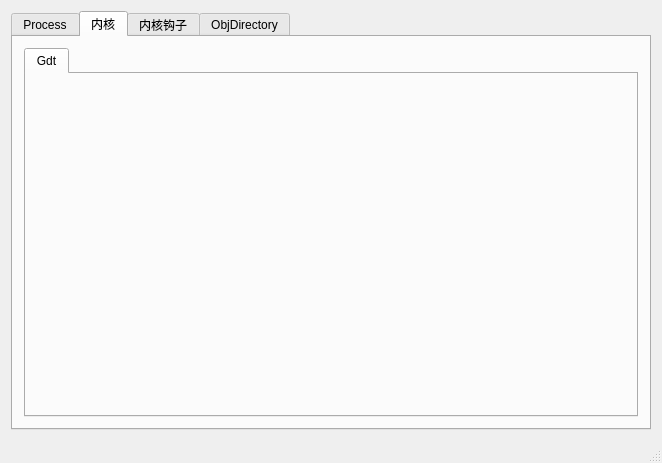
Before: the Qt Designer form OpenArk/ui/openark.ui in Qazwar/OpenArk-1, drawn with Qt 5.
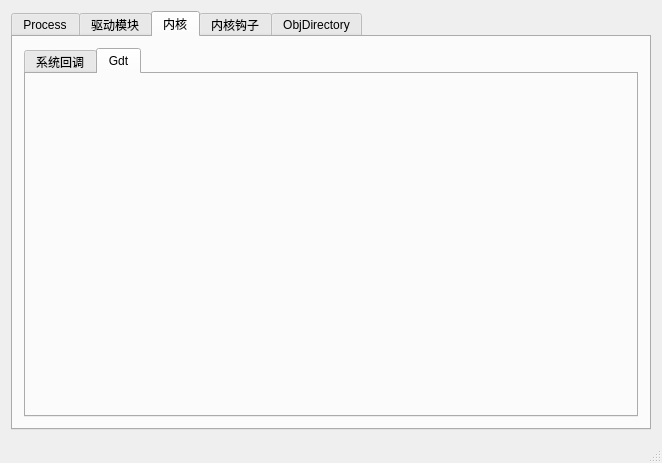
After: the same form once the commit is applied. The open tabs and pages were chosen to show the change. Custom widgets are drawn as their Qt base class.

Diff of the .ui file:
```diff
--- a/OpenArk/ui/openark.ui
+++ b/OpenArk/ui/openark.ui
@@ -25,6 +25,11 @@
         <string>Process</string>
        </attribute>
       </widget>
+      <widget class="QWidget" name="tabDriverMod">
+       <attribute name="title">
+        <string>驱动模块</string>
+       </attribute>
+      </widget>
       <widget class="QWidget" name="tabKernel">
        <attribute name="title">
         <string>内核</string>
@@ -35,6 +40,11 @@
           <property name="currentIndex">
            <number>0</number>
           </property>
+          <widget class="QWidget" name="tabSysCallbak">
+           <attribute name="title">
+            <string>系统回调</string>
+           </attribute>
+          </widget>
           <widget class="QWidget" name="tabGdt">
            <attribute name="title">
             <string>Gdt</string>
@@ -82,6 +92,14 @@
   <widget class="QStatusBar" name="statusBar"/>
  </widget>
  <layoutdefault spacing="6" margin="11"/>
+ <customwidgets>
+  <customwidget>
+   <class>MyTabWidget</class>
+   <extends>QTabWidget</extends>
+   <header location="global">mytabwidget.h</header>
+   <container>1</container>
+  </customwidget>
+ </customwidgets>
  <resources>
   <include location="../res/openark.qrc"/>
  </resources>
```
Left out of the diff: 6 changed lines with no effect on the pictures.
